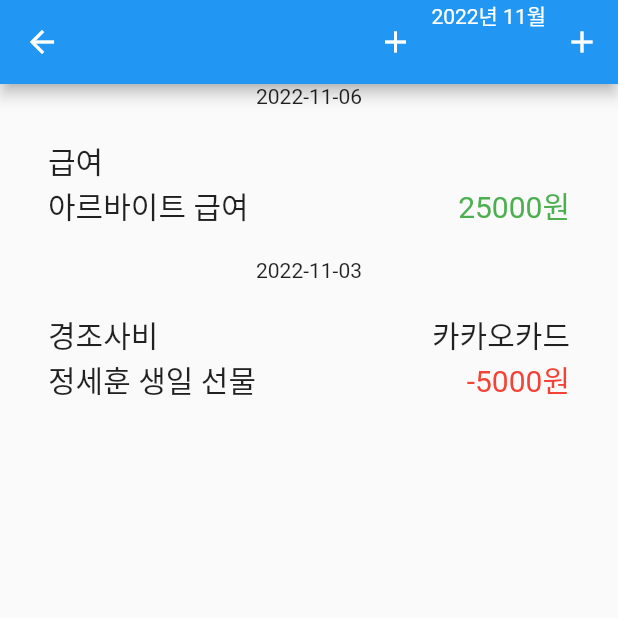
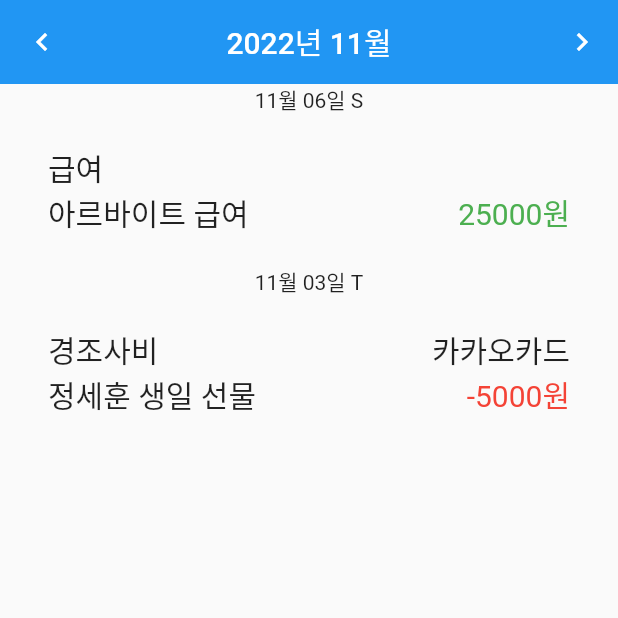
Before and after one commit to JUNGSEHOON-AutoML/flutter-budget-app, a Flutter app: the HistoryScreen screen opened by its route, on a phone screen of 412 x 824 dp, the top half of it. Run offline on Flutter 3.47's test engine with Material 2 defaults, Android fonts, the phone set to English and light mode, and no system bars; our stand-ins replace firebase_auth, firebase_core, firebase_database, floor, get, google_sign_in and 1 more; accounts and stored records are empty; generated files the repository leaves out were written again.

Commit message:
[FEAT] appbar 가운데 정렬

```diff
--- a/lib/presentation/history/history_screen.dart
+++ b/lib/presentation/history/history_screen.dart
@@ -19,9 +19,6 @@ class HistoryScreen extends StatelessWidget {
         int.parse(DateFormat('dd').format(DateTime(2022, 11 + 1, 0)));
     MyService.to.makeDummies();
 
-    final items =
-        List.generate(MyService.to.history[nowYM]!.length, (index) => index)
-            .toList();
     List groupList = [];
     for (int k = lastDate; k >= 1; k--) {
       if (k < 10) {
@@ -43,17 +40,17 @@ class HistoryScreen extends StatelessWidget {
 
     return Scaffold(
       appBar: AppBar(
-        actions: [
-          IconButton(
-            icon: const Icon(Icons.add),
-            onPressed: () {},
-          ),
-          const Text('2022년 11월'),
-          IconButton(
-            icon: const Icon(Icons.add),
-            onPressed: () {},
-          ),
-        ],
+        centerTitle: true,
+        title: const Text('2022년 11월'),
+        elevation: 0.0,
+        leading:  IconButton(
+          icon: const Icon(Icons.chevron_left),
+          onPressed: () {},
+        ),
+        actions: [IconButton(
+          icon: const Icon(Icons.chevron_right),
+          onPressed: () {},
+        )]
       ),
       body: Column(
         children: [
@@ -63,7 +60,7 @@ class HistoryScreen extends StatelessWidget {
                   scrollDirection: Axis.vertical,
                   shrinkWrap: true,
                   children:
-                      groupList.map((e) => listTileViewAllType(e, nowYM, e![0].date)).toList()),
+                      groupList.map((e) => dateListTileAllType(e, e![0].date)).toList()),
             ],
           ),
         ],
@@ -72,14 +69,11 @@ class HistoryScreen extends StatelessWidget {
   }
 }
 
-Row ymdListAllType(String nowYMD, String nowYM, int now, int length) {
-  return Row();
-}
-
-Column listTileViewAllType(List k, String nowYM, String date) {
+Column dateListTileAllType(List k, String date) {
+  var d = DateTime.parse(date);
   return Column(
     children: [
-      Text("${date}"),
+      Text(DateFormat('MM월 dd일 EEEEE').format(d)),
       ListView(
           scrollDirection: Axis.vertical,
           shrinkWrap: true,
```
